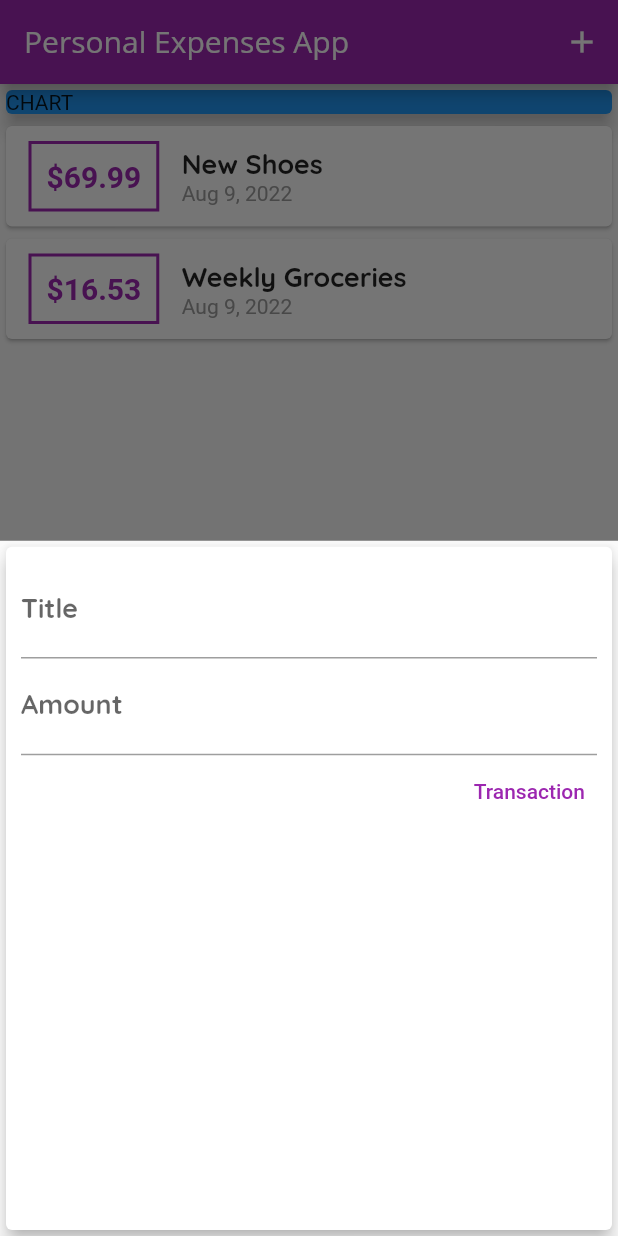
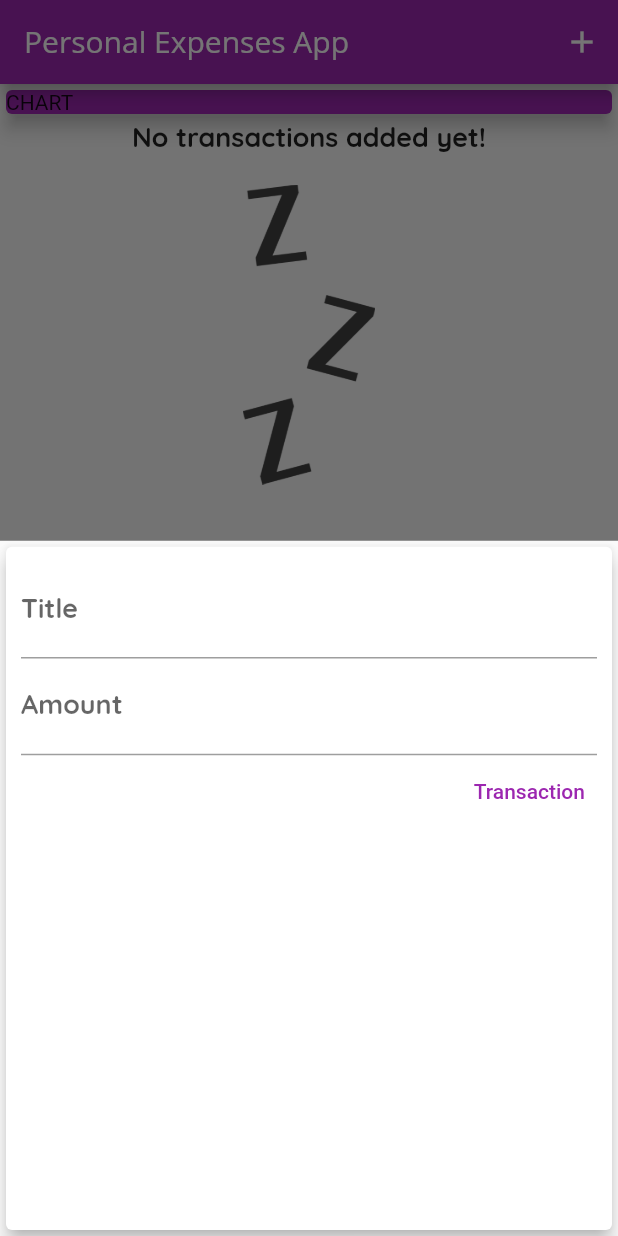
Before and after one commit to emersonmelomartins/flutter-learns, a Flutter app: the screen it shows after launch, after a tap on the "add" icon, on a phone screen of 412 x 824 dp. Run offline on Flutter 3.47's test engine with Material 2 defaults, Android fonts, the phone set to English and light mode, and no system bars; our stand-ins replace fluttertoast.

Commit message:
Using images and list not updating fix

```diff
--- a/personal_expenses_app/lib/main.dart
+++ b/personal_expenses_app/lib/main.dart
@@ -3,26 +3,57 @@ import 'models/transaction.dart';
 import './widgets/new_transaction.dart';
 import './widgets/transaction_list.dart';
 
-void main() => runApp(const MyApp());
+void main() => runApp(MyApp());
 
-class MyApp extends StatefulWidget {
-  const MyApp({Key? key}) : super(key: key);
+class MyApp extends StatelessWidget {
+  MyApp({Key? key}) : super(key: key);
+
+  final ThemeData theme = ThemeData(
+    primarySwatch: Colors.purple,
+    fontFamily: 'Quicksand',
+    appBarTheme: const AppBarTheme(
+      titleTextStyle: TextStyle(
+        fontFamily: "OpenSans",
+        fontSize: 20,
+      ),
+    ),
+    textTheme: ThemeData.light().textTheme.copyWith(
+            titleMedium: const TextStyle(
+          fontWeight: FontWeight.bold,
+          fontSize: 18,
+        )),
+  );
 
   @override
-  State<MyApp> createState() => _MyAppState();
+  Widget build(BuildContext context) {
+    return MaterialApp(
+      debugShowCheckedModeBanner: false,
+      title: "Personal Expenses",
+      theme: theme.copyWith(
+          colorScheme: theme.colorScheme.copyWith(
+        secondary: Colors.amber,
+      )),
+      home: const MyHomePage(),
+    );
+  }
 }
 
-class _MyAppState extends State<MyApp> {
+class MyHomePage extends StatefulWidget {
+  const MyHomePage({Key? key}) : super(key: key);
+
   @override
-  Widget build(BuildContext context) {
+  State<MyHomePage> createState() => _MyHomePageState();
+}
+
+class _MyHomePageState extends State<MyHomePage> {
   final List<Transaction> _userTransactions = [
-      Transaction(
-          id: 't1', title: 'New Shoes', amount: 69.99, date: DateTime.now()),
-      Transaction(
-          id: 't2',
-          title: 'Weekly Groceries',
-          amount: 16.53,
-          date: DateTime.now()),
+    // Transaction(
+    //     id: 't1', title: 'New Shoes', amount: 69.99, date: DateTime.now()),
+    // Transaction(
+    //     id: 't2',
+    //     title: 'Weekly Groceries',
+    //     amount: 16.53,
+    //     date: DateTime.now()),
   ];
 
   void _addNewTransaction(String title, double amount) {
@@ -42,38 +73,17 @@ class _MyAppState extends State<MyApp> {
         context: context,
         builder: (_) {
           return GestureDetector(
-              child: NewTransaction(onAddNewTransaction: _addNewTransaction),
             onTap: () {},
             // prevents close context when tapping content
             behavior: HitTestBehavior.opaque,
+            child: NewTransaction(onAddNewTransaction: _addNewTransaction),
           );
         });
   }
 
-    final ThemeData theme = ThemeData(
-      primarySwatch: Colors.purple,
-      fontFamily: 'Quicksand',
-      appBarTheme: const AppBarTheme(
-        titleTextStyle: TextStyle(
-          fontFamily: "OpenSans",
-          fontSize: 20,
-        ),
-      ),
-      textTheme: ThemeData.light().textTheme.copyWith(
-              titleMedium: const TextStyle(
-            fontWeight: FontWeight.bold,
-            fontSize: 18,
-          )),
-    );
-
-    return MaterialApp(
-      debugShowCheckedModeBanner: false,
-      title: "Personal Expenses",
-      theme: theme.copyWith(
-          colorScheme: theme.colorScheme.copyWith(
-        secondary: Colors.amber,
-      )),
-      home: Scaffold(
+  @override
+  Widget build(BuildContext context) {
+    return Scaffold(
       appBar: AppBar(
         title: const Text(
           "Personal Expenses App",
@@ -92,7 +102,6 @@ class _MyAppState extends State<MyApp> {
       body: SingleChildScrollView(
         child: Column(
           mainAxisAlignment: MainAxisAlignment.start,
-              crossAxisAlignment: CrossAxisAlignment.center,
           children: [
             SizedBox(
               width: double.infinity,
@@ -106,8 +115,7 @@ class _MyAppState extends State<MyApp> {
           ],
         ),
       ),
-          floatingActionButtonLocation:
-              FloatingActionButtonLocation.centerFloat,
+      floatingActionButtonLocation: FloatingActionButtonLocation.centerFloat,
       floatingActionButton: Builder(
         builder: (bCtx) => FloatingActionButton(
           child: const Icon(
@@ -115,7 +123,7 @@ class _MyAppState extends State<MyApp> {
           ),
           onPressed: () => _startAddNewTransaction(bCtx),
         ),
-          )),
+      ),
     );
   }
 }
--- a/personal_expenses_app/lib/widgets/transaction_list.dart
+++ b/personal_expenses_app/lib/widgets/transaction_list.dart
@@ -13,14 +13,33 @@ class TransactionList extends StatelessWidget {
       height: 300,
       // very long lists ListView.builder has best performance
       // than only ListView widget
-      child: ListView.builder(
+      child: transactions.isEmpty
+          ? Column(
+              children: [
+                Text(
+                  "No transactions added yet!",
+                  style: Theme.of(context).textTheme.titleMedium,
+                ),
+                const SizedBox(
+                  height: 20,
+                ),
+                SizedBox(
+                  height: 200,
+                  child: Image.asset(
+                    'assets/images/waiting.png',
+                    fit: BoxFit.cover,
+                  ),
+                ),
+              ],
+            )
+          : ListView.builder(
               itemBuilder: (context, index) {
                 return Card(
                   child: Row(
                     children: [
                       Container(
-                  margin:
-                      const EdgeInsets.symmetric(vertical: 10, horizontal: 15),
+                        margin: const EdgeInsets.symmetric(
+                            vertical: 10, horizontal: 15),
                         decoration: BoxDecoration(
                             border: Border.all(
                           color: Theme.of(context).primaryColor,
--- a/personal_expenses_app/pubspec.yaml
+++ b/personal_expenses_app/pubspec.yaml
@@ -60,8 +60,8 @@ flutter:
   uses-material-design: true
 
   # To add assets to your application, add an assets section, like this:
-  # assets:
-  #   - images/a_dot_burr.jpeg
+  assets:
+    - assets/images/waiting.png
   #   - images/a_dot_ham.jpeg
 
   # An image asset can refer to one or more resolution-specific "variants", see
```
Also changed, not shown: personal_expenses_app/assets/images/waiting.png (added). Lines whose indentation alone changed are shown as unchanged.
